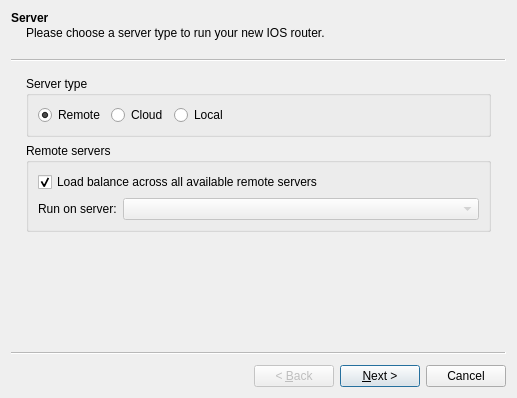
Above: gns3/modules/dynamips/ui/ios_router_wizard.ui from GNS3/gns3-gui before the change. Below: the same form after it.
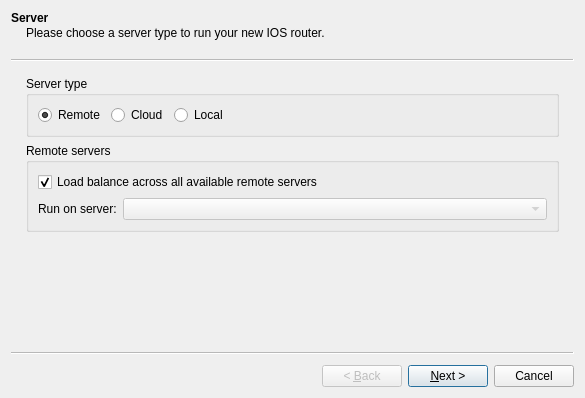
That is the form after the change.

Commit message:
Add a warning about too much ram for IOS
Thanks to eduardo from the community pour l'aide

What changed in the file:
```diff
--- a/gns3/modules/dynamips/ui/ios_router_wizard.ui
+++ b/gns3/modules/dynamips/ui/ios_router_wizard.ui
@@ -6,7 +6,7 @@
    <rect>
     <x>0</x>
     <y>0</y>
-    <width>517</width>
+    <width>585</width>
     <height>398</height>
    </rect>
   </property>
```
Left out of the diff: 6 changed lines with no effect on the pictures. The commit also changes 1 other file.
